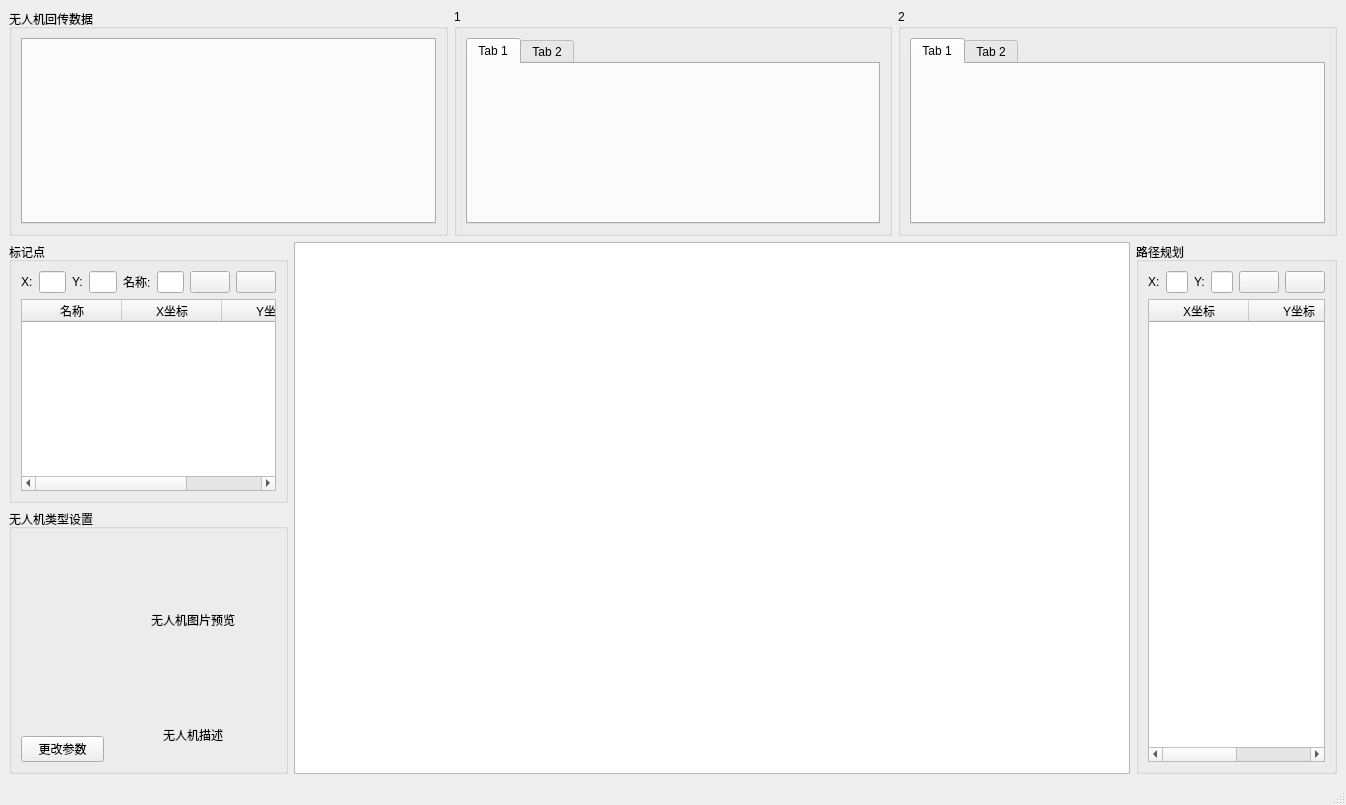
Before: the Qt Designer form UAV/UAVServer/mainwindow.ui in zt900403/UAV, drawn with Qt 5.
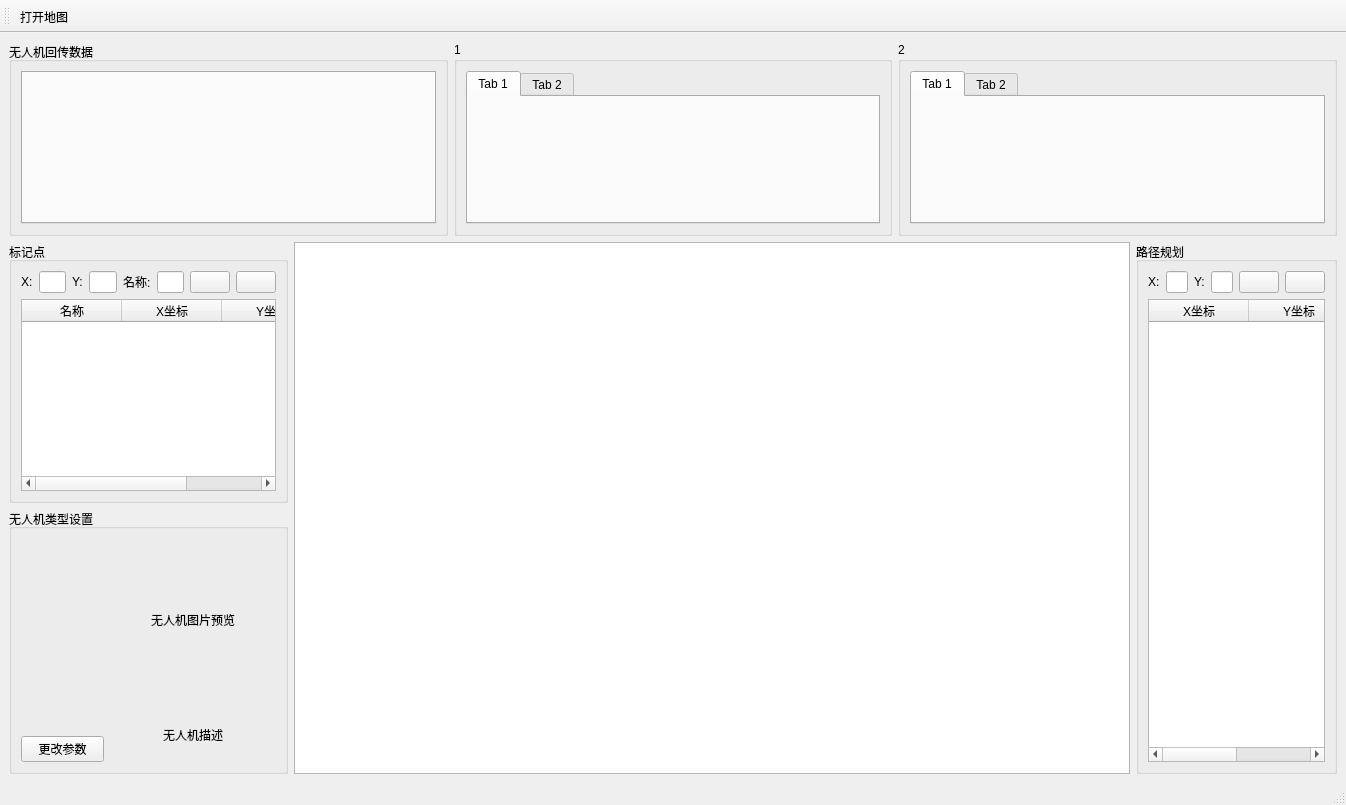
After: the same form once the commit is applied. Icons and pictures are not drawn. Custom widgets are drawn as their Qt base class.

Commit message: open map completed!

What changed in the file:
```diff
--- a/UAV/UAVServer/mainwindow.ui
+++ b/UAV/UAVServer/mainwindow.ui
@@ -319,6 +319,42 @@
    </property>
   </widget>
   <widget class="QStatusBar" name="statusbar"/>
+  <widget class="QToolBar" name="toolBar">
+   <property name="minimumSize">
+    <size>
+     <width>0</width>
+     <height>0</height>
+    </size>
+   </property>
+   <property name="windowTitle">
+    <string>toolBar</string>
+   </property>
+   <property name="iconSize">
+    <size>
+     <width>48</width>
+     <height>48</height>
+    </size>
+   </property>
+   <property name="toolButtonStyle">
+    <enum>Qt::ToolButtonTextUnderIcon</enum>
+   </property>
+   <attribute name="toolBarArea">
+    <enum>TopToolBarArea</enum>
+   </attribute>
+   <attribute name="toolBarBreak">
+    <bool>true</bool>
+   </attribute>
+   <addaction name="openMap"/>
+  </widget>
+  <action name="openMap">
+   <property name="icon">
+    <iconset resource="qavserver.qrc">
+     <normaloff>:/images/icos/map48x48.ico</normaloff>:/images/icos/map48x48.ico</iconset>
+   </property>
+   <property name="text">
+    <string>打开地图</string>
+   </property>
+  </action>
  </widget>
  <customwidgets>
   <customwidget>
```
The commit also changes 8 other files.
